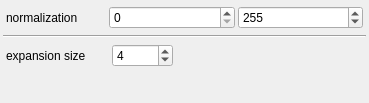
manerotoni/afw, file cat/gui/expansionregion.ui: the form before one commit.
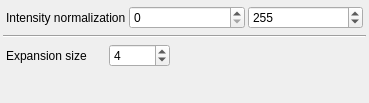
The form after the commit.

```diff
--- a/cat/gui/expansionregion.ui
+++ b/cat/gui/expansionregion.ui
@@ -38,9 +38,6 @@
      <property name="margin">
       <number>3</number>
      </property>
-     <property name="spacing">
-      <number>6</number>
-     </property>
      <item row="0" column="0">
       <widget class="QLabel" name="sizeLabel">
        <property name="sizePolicy">
@@ -68,7 +65,7 @@
         </size>
        </property>
        <property name="text">
-        <string>expansion size</string>
+        <string>Expansion size</string>
        </property>
       </widget>
      </item>
@@ -140,7 +137,7 @@
         </size>
        </property>
        <property name="text">
-        <string>normalization</string>
+        <string>Intensity normalization</string>
        </property>
       </widget>
      </item>
```
